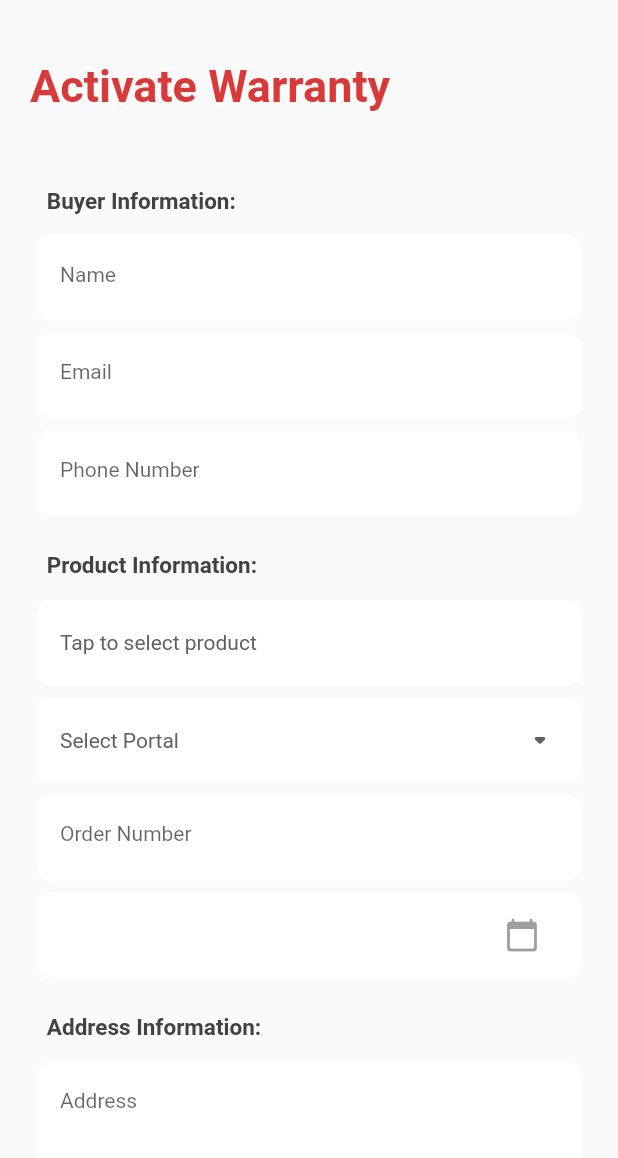
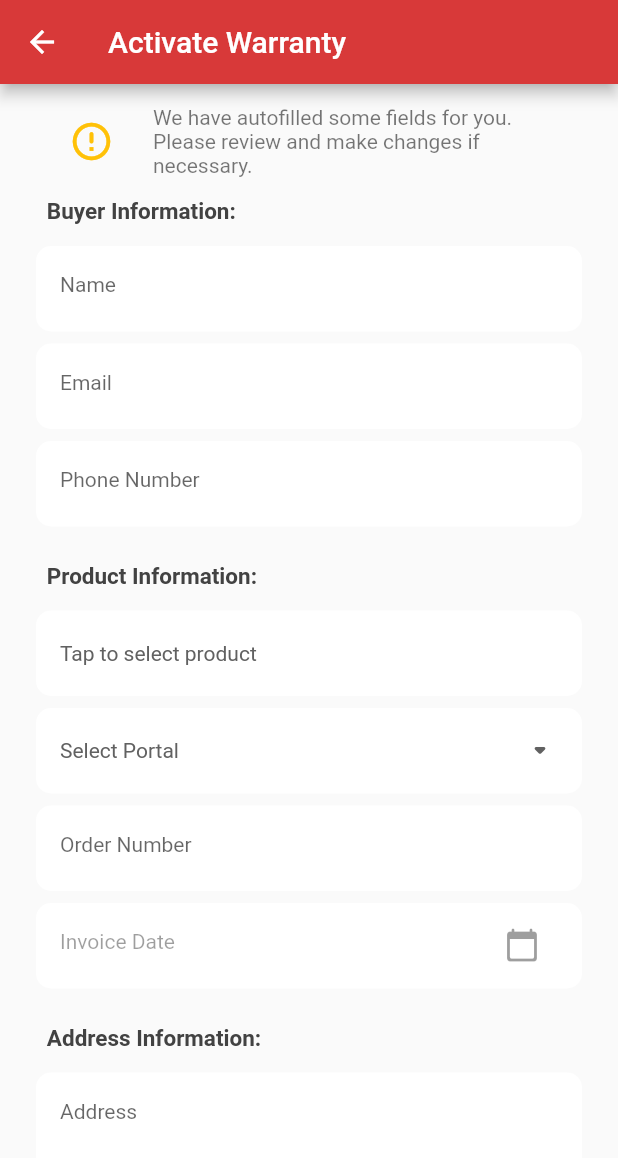
Before and after one commit to subhendupsingh/autofy_warranty_app, a Flutter app: the UserDetailsScreen screen opened directly, on a phone screen of 412 x 824 dp. Shown: the top 1158 px of the screen. Run offline on Flutter 3.47's test engine with Material 2 defaults, Android fonts, the light colour scheme and no system bars; our stand-ins replace cached_network_image, dio, email_validator, file_picker, flutter_easyloading, get and 4 more; missing offline and left inert: google_ml_vision, syncfusion_flutter_pdf; accounts and stored records are empty.

Commit message:
date issue resolved,added small note about auto filling, submit button size increased

```diff
--- a/autofy_warranty_app/lib/pages/uploadInvoice/userDetailsScreen.dart
+++ b/autofy_warranty_app/lib/pages/uploadInvoice/userDetailsScreen.dart
@@ -51,9 +51,9 @@ class _UserDetailsScreenState extends State<UserDetailsScreen> {
         portalController.text =
             extractedData[key] == kNotFound ? "" : extractedData[key];
       } else if (key.contains("invoiceDate")) {
-        invoiceDate =
-            extractedData[key] == kNotFound ? null : extractedData[key];
-        print(invoiceDate);
+        invoiceDateController.text = extractedData[key] == kNotFound
+            ? ""
+            : extractedData[key]?.replaceAll(".", "-");
       } else if (key.contains("orderNumber")) {
         orderController.text =
             extractedData[key] == kNotFound ? "" : extractedData[key];
@@ -79,7 +79,6 @@ class _UserDetailsScreenState extends State<UserDetailsScreen> {
 
   String? portal;
   Map<String, dynamic>? product;
-  String? invoiceDate = "";
   String? warrantyCode;
 
   void unfocusTextField() => FocusScope.of(context).unfocus();
@@ -168,10 +167,8 @@ class _UserDetailsScreenState extends State<UserDetailsScreen> {
                   Get.snackbar("No Product Selected",
                       "Please select a product to proceed further",
                       colorText: Colors.red, backgroundColor: Colors.white);
-                  // return "";
                   return;
                 }
-
                 return null;
               },
               controller: productController,
@@ -199,7 +196,7 @@ class _UserDetailsScreenState extends State<UserDetailsScreen> {
         firstDate: DateTime(2015, 8),
         lastDate: DateTime(2101));
     if (picked != null) {
-      invoiceDate = formatDate(picked);
+      invoiceDateController.text = formatDate(picked);
       setState(() {});
     }
   }
@@ -213,6 +210,10 @@ class _UserDetailsScreenState extends State<UserDetailsScreen> {
   Widget build(BuildContext context) {
     return SafeArea(
       child: Scaffold(
+        appBar: AppBar(
+          title: Text("Activate Warranty"),
+          backgroundColor: AppColors.primaryColor,
+        ),
         body: SingleChildScrollView(
           child: Padding(
             padding: const EdgeInsets.symmetric(horizontal: 20.0),
@@ -221,17 +222,20 @@ class _UserDetailsScreenState extends State<UserDetailsScreen> {
               child: Column(
                 crossAxisAlignment: CrossAxisAlignment.start,
                 children: [
-                  emptyVerticalBox(height: 40),
-                  Text(
-                    'Activate Warranty',
-                    style: TextStyle(
-                      fontSize: 30,
-                      fontWeight: FontWeight.bold,
-                      color: AppColors.primaryColor,
+                  Container(
+                    padding: const EdgeInsets.all(10),
+                    // color: Colors.grey[100],
+                    child: ListTile(
+                      leading: Icon(
+                        Icons.error_outline_rounded,
+                        color: Colors.amber,
+                        size: 30,
+                      ),
+                      subtitle: Text(
+                        "We have autofilled some fields for you. Please review and make changes if necessary.",
+                      ),
                     ),
                   ),
-                  emptyVerticalBox(height: 30),
-                  emptyVerticalBox(),
                   Text(
                     '   Buyer Information:',
                     style: TextStyle(
@@ -297,10 +301,10 @@ class _UserDetailsScreenState extends State<UserDetailsScreen> {
                     child: GetTextField(
                         textFieldController: invoiceDateController,
                         suffixIcon: Icons.calendar_today_rounded,
-                        lableText: invoiceDate ?? "Invoice Date",
+                        lableText: "Invoice Date",
                         isEnabled: false,
                         validatorFun: (value) {
-                          if (invoiceDate == null) {
+                          if (invoiceDateController.text.isEmpty) {
                             return "Please fill in the invoice date";
                           }
                           return null;
@@ -355,7 +359,8 @@ class _UserDetailsScreenState extends State<UserDetailsScreen> {
                         return null;
                       }),
                   emptyVerticalBox(),
-                  Center(
+                  SizedBox(
+                    width: double.infinity,
                     child: GetBtn(
                       btnText: "Submit",
                       onPressed: () {
@@ -374,8 +379,8 @@ class _UserDetailsScreenState extends State<UserDetailsScreen> {
                             "address": addressController.text.trim().toString(),
                             "city": cityController.text.trim().toString(),
                             "state": stateController.text.trim().toString(),
-                            "invoiceDate": formatDate(
-                                DateTime.now()), //TODO: Change this asap
+                            "invoiceDate":
+                                invoiceDateController.text.trim().toString(),
                             "postalCode":
                                 postalCodeController.text.trim().toString(),
                             "validWarrantyCode": warrantyCode,
```
